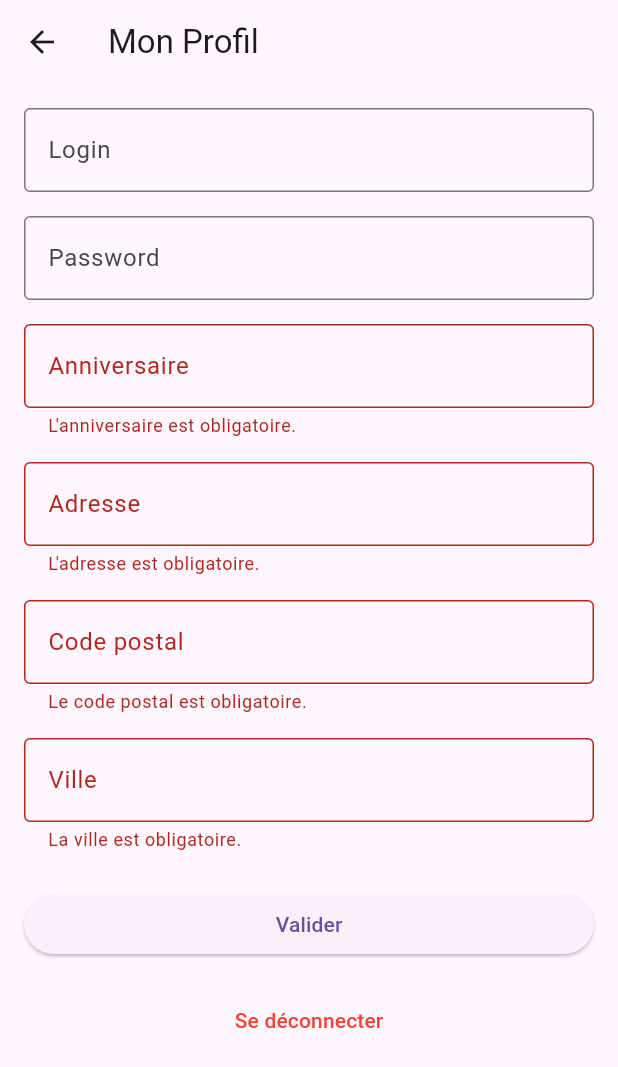
After one commit to Ayahdf/EShop, a Flutter app: the ProfilePage screen opened by its route, after a tap on "Valider", on a phone screen of 412 x 824 dp. The commit adds this screen. Shown: the top 1067 px of the screen. Run offline on Flutter 3.47's test engine with Material 3 defaults, Android fonts, the phone set to English and light mode, and no system bars; our stand-ins replace cloud_firestore, firebase_auth, firebase_core; accounts and stored records are empty; network calls fail.

Commit message:
2nd commit: profile user story

```diff
--- a/lib/Screens/basket.page.dart
+++ b/lib/Screens/basket.page.dart
@@ -27,7 +27,7 @@ class BasketPage extends StatelessWidget {
           final items = snapshot.data!.docs;
           double total = items.fold(
               0.0,
-            (sum, item) => sum + (item['price'] as num),
+              (sum, item) => sum + (item['price'] as num), // Calcul avec conversion explicite
             );
 
             return Column(
@@ -65,6 +65,7 @@ class BasketPage extends StatelessWidget {
                 ),
               ],
             );
+
         },
       ),
     );
--- a/lib/Screens/detail.page.dart
+++ b/lib/Screens/detail.page.dart
@@ -1,3 +1,5 @@
+import 'package:cloud_firestore/cloud_firestore.dart';
+import 'package:firebase_auth/firebase_auth.dart';
 import 'package:flutter/material.dart';
 
 class DetailsPage extends StatelessWidget {
@@ -49,9 +51,10 @@ class DetailsPage extends StatelessWidget {
 
             // Prix
             Text(
-              'Prix : ${item['price']} €',
+              'Prix : ${double.parse(item['price'].toString())} €', // Conversion explicite pour éviter les erreurs
               style: TextStyle(fontSize: 18),
             ),
+
             SizedBox(height: 20),
 
             // Boutons d'action
@@ -65,14 +68,29 @@ class DetailsPage extends StatelessWidget {
                   child: Text('Retour'),
                 ),
                 ElevatedButton(
-                  onPressed: () {
-                    // Ajout au panier (future fonctionnalité)
+                    onPressed: () async {
+                      final userId = FirebaseAuth.instance.currentUser!.uid;
+
+                      // Ajoute l'article dans la collection basket de l'utilisateur
+                      await FirebaseFirestore.instance
+                          .collection('users')
+                          .doc(userId)
+                          .collection('basket')
+                          .add({
+                        'title': item['title'], // Nom en chaîne
+                        'size': item['size'],   // Taille en chaîne
+                        'price': double.parse(item['price'].toString()), // Prix en double
+                        'image': item['image'], // Image en chaîne
+                      });
+
                       ScaffoldMessenger.of(context).showSnackBar(
                         SnackBar(content: Text('${item['title']} ajouté au panier !')),
                       );
                     },
                     child: Text('Ajouter au panier'),
                   ),
+
+
               ],
             ),
           ],
--- a/lib/Screens/home.page.dart
+++ b/lib/Screens/home.page.dart
@@ -47,6 +47,7 @@ class HomePage extends StatelessWidget {
             );
           },
         );
+
         },
       ),
       bottomNavigationBar: BottomNavigationBar(
--- a/lib/Screens/login.page.dart
+++ b/lib/Screens/login.page.dart
@@ -56,12 +56,12 @@ class _LoginPageState extends State<LoginPage> {
           children: [
             TextField(
               controller: _emailController,
-              decoration: InputDecoration(labelText: 'Email'),
+              decoration: InputDecoration(labelText: 'Login'),
             ),
             TextField(
               controller: _passwordController,
               obscureText: true,
-              decoration: InputDecoration(labelText: 'Mot de passe'),
+              decoration: InputDecoration(labelText: 'Password'),
             ),
             SizedBox(height: 20),
             ElevatedButton(
--- /dev/null
+++ b/lib/Screens/profile.page.dart
@@ -0,0 +1,194 @@
+import 'package:flutter/material.dart';
+import 'package:cloud_firestore/cloud_firestore.dart';
+import 'package:firebase_auth/firebase_auth.dart';
+
+class ProfilePage extends StatefulWidget {
+  const ProfilePage({Key? key}) : super(key: key);
+
+  @override
+  _ProfilePageState createState() => _ProfilePageState();
+}
+
+class _ProfilePageState extends State<ProfilePage> {
+  final FirebaseAuth _auth = FirebaseAuth.instance;
+  final FirebaseFirestore _firestore = FirebaseFirestore.instance;
+
+  final _formKey = GlobalKey<FormState>();
+  final TextEditingController _birthdayController = TextEditingController();
+  final TextEditingController _addressController = TextEditingController();
+  final TextEditingController _postalCodeController = TextEditingController();
+  final TextEditingController _cityController = TextEditingController();
+
+  String _login = '';
+  String _password = '****'; // Masqué pour des raisons de sécurité
+  bool _isLoading = true;
+
+  @override
+  void initState() {
+    super.initState();
+    _loadUserProfile();
+  }
+
+  Future<void> _loadUserProfile() async {
+    final user = _auth.currentUser;
+
+    if (user != null) {
+      setState(() {
+        _login = user.email ?? ''; // Récupère l'email de l'utilisateur
+      });
+
+      try {
+        final doc = await _firestore.collection('users').doc(user.uid).get();
+        final data = doc.data();
+        if (data != null) {
+          setState(() {
+            _birthdayController.text = data['birthday'] ?? '';
+            _addressController.text = data['address'] ?? '';
+            _postalCodeController.text = data['postalCode'] ?? '';
+            _cityController.text = data['city'] ?? '';
+          });
+        }
+      } catch (e) {
+        ScaffoldMessenger.of(context).showSnackBar(
+          const SnackBar(content: Text('Erreur lors de la récupération des données.')),
+        );
+      }
+    }
+
+    setState(() {
+      _isLoading = false; // Fin du chargement
+    });
+  }
+
+  Future<void> _saveUserProfile() async {
+    final user = _auth.currentUser;
+
+    if (user != null) {
+      if (_formKey.currentState!.validate()) {
+        try {
+          await _firestore.collection('users').doc(user.uid).set({
+            'birthday': _birthdayController.text,
+            'address': _addressController.text,
+            'postalCode': _postalCodeController.text,
+            'city': _cityController.text,
+          }, SetOptions(merge: true));
+
+          ScaffoldMessenger.of(context).showSnackBar(
+            const SnackBar(content: Text('Profil mis à jour avec succès !')),
+          );
+        } catch (e) {
+          ScaffoldMessenger.of(context).showSnackBar(
+            const SnackBar(content: Text('Erreur lors de la mise à jour.')),
+          );
+        }
+      }
+    }
+  }
+
+  void _logout() async {
+    await _auth.signOut();
+    Navigator.pushReplacementNamed(context, '/login');
+  }
+
+  @override
+  Widget build(BuildContext context) {
+    return Scaffold(
+      appBar: AppBar(
+        title: const Text('Mon Profil'),
+      ),
+      body: _isLoading
+          ? const Center(child: CircularProgressIndicator())
+          : Padding(
+              padding: const EdgeInsets.all(16.0),
+              child: Form(
+                key: _formKey,
+                child: ListView(
+                  children: [
+                    TextField(
+                      readOnly: true,
+                      decoration: InputDecoration(
+                        labelText: 'Login',
+                        hintText: _login,
+                        border: const OutlineInputBorder(),
+                      ),
+                    ),
+                    const SizedBox(height: 16),
+                    TextField(
+                      obscureText: true,
+                      readOnly: true,
+                      decoration: const InputDecoration(
+                        labelText: 'Password',
+                        hintText: '****',
+                        border: OutlineInputBorder(),
+                      ),
+                    ),
+                    const SizedBox(height: 16),
+                    TextFormField(
+                      controller: _birthdayController,
+                      decoration: const InputDecoration(
+                        labelText: 'Anniversaire',
+                        border: OutlineInputBorder(),
+                      ),
+                      validator: (value) =>
+                          value!.isEmpty ? 'L\'anniversaire est obligatoire.' : null,
+                    ),
+                    const SizedBox(height: 16),
+                    TextFormField(
+                      controller: _addressController,
+                      decoration: const InputDecoration(
+                        labelText: 'Adresse',
+                        border: OutlineInputBorder(),
+                      ),
+                      validator: (value) =>
+                          value!.isEmpty ? 'L\'adresse est obligatoire.' : null,
+                    ),
+                    const SizedBox(height: 16),
+                    TextFormField(
+                      controller: _postalCodeController,
+                      keyboardType: TextInputType.number,
+                      decoration: const InputDecoration(
+                        labelText: 'Code postal',
+                        border: OutlineInputBorder(),
+                      ),
+                      validator: (value) =>
+                          value!.isEmpty ? 'Le code postal est obligatoire.' : null,
+                    ),
+                    const SizedBox(height: 16),
+                    TextFormField(
+                      controller: _cityController,
+                      decoration: const InputDecoration(
+                        labelText: 'Ville',
+                        border: OutlineInputBorder(),
+                      ),
+                      validator: (value) =>
+                          value!.isEmpty ? 'La ville est obligatoire.' : null,
+                    ),
+                    const SizedBox(height: 24),
+                    ElevatedButton(
+                      onPressed: _saveUserProfile,
+                      child: const Text('Valider'),
+                    ),
+                    const SizedBox(height: 16),
+                    TextButton(
+                      onPressed: _logout,
+                      child: const Text(
+                        'Se déconnecter',
+                        style: TextStyle(color: Colors.red),
+                      ),
+                    ),
+                  ],
+                ),
+              ),
+            ),
+    );
+  }
+
+  @override
+  void dispose() {
+    _birthdayController.dispose();
+    _addressController.dispose();
+    _postalCodeController.dispose();
+    _cityController.dispose();
+    super.dispose();
+  }
+}
--- a/lib/main.dart
+++ b/lib/main.dart
@@ -6,6 +6,7 @@ import 'package:eshop/Screens/login.page.dart';
 import 'package:eshop/Screens/home.page.dart';
 import 'package:eshop/Screens/detail.page.dart';
 import 'package:eshop/Screens/basket.page.dart';
+import 'package:eshop/Screens/profile.page.dart';
 
 
 
@@ -36,7 +37,10 @@ class MyApp extends StatelessWidget {
         '/details': (context) => DetailsPage(
         item: ModalRoute.of(context)!.settings.arguments as Map<String, dynamic>,
       ),
+        '/profile': (context) => const ProfilePage(),
+
        '/basket': (context) => BasketPage(userId: FirebaseAuth.instance.currentUser!.uid),
+
       },
     );
   }
```
Lines whose indentation alone changed are shown as unchanged.
